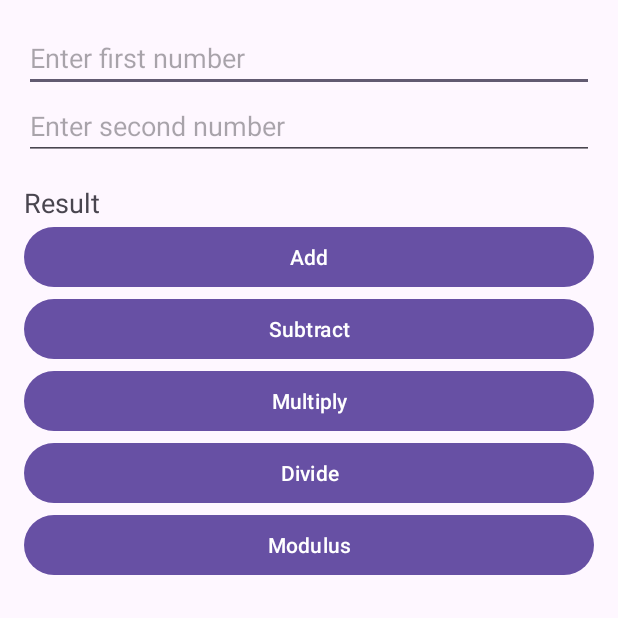
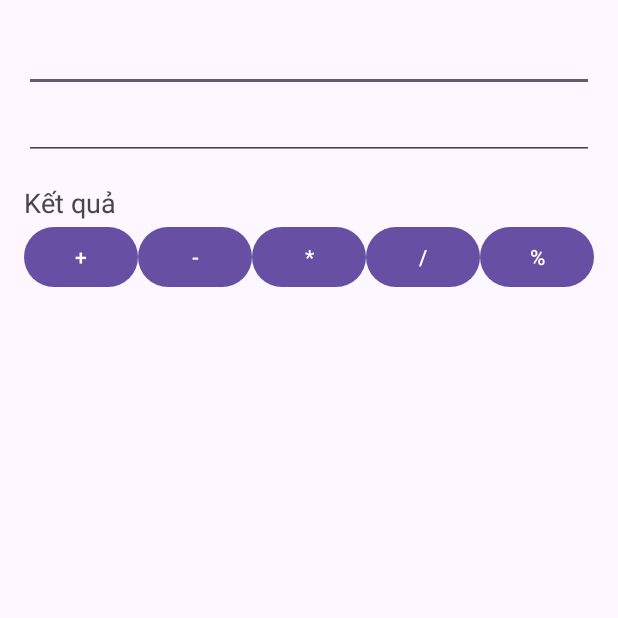
Before and after one commit to BICHNGOC2724/ANDROIDCB_DOTHIBICHNGOC, an Android app: the screen it shows after launch (MainActivity), on a phone screen of 412 x 824 dp, the top half of it. Run offline under Robolectric (Android 15) with nearby library versions, the phone set to English and light mode, and no system bars.

```diff
--- a/app/src/main/res/layout/activity_main.xml
+++ b/app/src/main/res/layout/activity_main.xml
@@ -8,24 +8,22 @@
     tools:context=".MainActivity">
 
         <LinearLayout
-        xmlns:android="http://schemas.android.com/apk/res/android"
             android:layout_width="match_parent"
             android:layout_height="match_parent"
             android:orientation="vertical"
             android:padding="16dp">
 
             <EditText
-            android:id="@+id/etNumber1"
+                android:id="@+id/txtX"
                 android:layout_width="match_parent"
                 android:layout_height="wrap_content"
-            android:hint="Enter first number"
                 android:inputType="numberDecimal" />
 
             <EditText
-            android:id="@+id/etNumber2"
+                android:id="@+id/txtY"
                 android:layout_width="match_parent"
                 android:layout_height="wrap_content"
-            android:hint="Enter second number"
+
                 android:inputType="numberDecimal" />
 
             <TextView
@@ -33,38 +31,51 @@
                 android:layout_width="match_parent"
                 android:layout_height="wrap_content"
                 android:paddingTop="16dp"
-            android:text="Result"
+                android:text="@string/result"
                 android:textSize="18sp" />
+
+            <!-- LinearLayout for buttons in a single row -->
+            <LinearLayout
+                android:layout_width="match_parent"
+                android:layout_height="wrap_content"
+                android:orientation="horizontal">
 
                 <Button
                     android:id="@+id/btnAdd"
-            android:layout_width="match_parent"
-            android:layout_height="wrap_content"
-            android:text="Add" />
+                    android:layout_width="0dp"
+                    android:layout_height="match_parent"
+                    android:layout_weight="1"
+                    android:text="@string/Add" />
 
                 <Button
                     android:id="@+id/btnSubtract"
-            android:layout_width="match_parent"
-            android:layout_height="wrap_content"
-            android:text="Subtract" />
+                    android:layout_width="0dp"
+                    android:layout_height="match_parent"
+                    android:layout_weight="1"
+                    android:text="@string/Subtract" />
 
                 <Button
                     android:id="@+id/btnMultiply"
-            android:layout_width="match_parent"
-            android:layout_height="wrap_content"
-            android:text="Multiply" />
+                    android:layout_width="0dp"
+                    android:layout_height="match_parent"
+                    android:layout_weight="1"
+                    android:text="@string/Multiply" />
 
                 <Button
                     android:id="@+id/btnDivide"
-            android:layout_width="match_parent"
-            android:layout_height="wrap_content"
-            android:text="Divide" />
+                    android:layout_width="0dp"
+                    android:layout_height="match_parent"
+                    android:layout_weight="1"
+                    android:text="@string/Divide" />
 
                 <Button
                     android:id="@+id/btnModulus"
-            android:layout_width="match_parent"
-            android:layout_height="wrap_content"
-            android:text="Modulus" />
+                    android:layout_width="0dp"
+                    android:layout_height="match_parent"
+                    android:layout_weight="1"
+                    android:text="@string/Modulus" />
+
+            </LinearLayout>
         </LinearLayout>
 
     </androidx.constraintlayout.widget.ConstraintLayout>
--- a/app/src/main/res/values/strings.xml
+++ b/app/src/main/res/values/strings.xml
@@ -1,3 +1,10 @@
 <resources>
-    <string name="app_name">BTVNB2</string>
+    <string name="app_name">Máy Tính</string>
+    <string name="result">Kết quả</string>
+    <string name="Add">+</string>
+    <string name="Subtract">-</string>
+    <string name="Multiply">*</string>
+    <string name="Divide">/</string>
+    <string name="Modulus">%</string>
+
 </resources>
```
Also changed, not shown: app/src/main/java/com/example/btvnb2/MainActivity.java (+30 -21 lines). Lines whose indentation alone changed are shown as unchanged.
